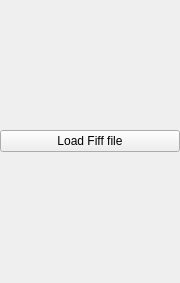
The window that applications/mne_analyze/extensions/dataloader/FormFiles/dataloadercontrol.ui (mne-tools/mne-cpp) describes before a commit, drawn with Qt 5.
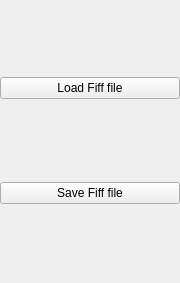
The same window after the commit.

The edit to the form file:
```diff
--- a/applications/mne_analyze/extensions/dataloader/FormFiles/dataloadercontrol.ui
+++ b/applications/mne_analyze/extensions/dataloader/FormFiles/dataloadercontrol.ui
@@ -39,6 +39,13 @@
      </property>
     </widget>
    </item>
+   <item row="1" column="0">
+    <widget class="QPushButton" name="m_pPushButtonFiffSaver">
+     <property name="text">
+      <string>Save Fiff file</string>
+     </property>
+    </widget>
+   </item>
   </layout>
  </widget>
  <resources/>
```
